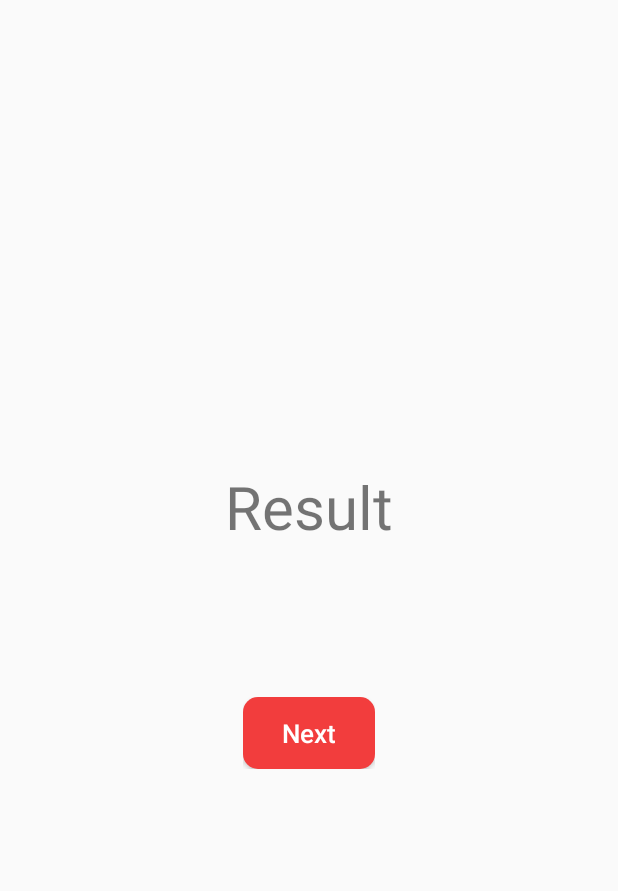
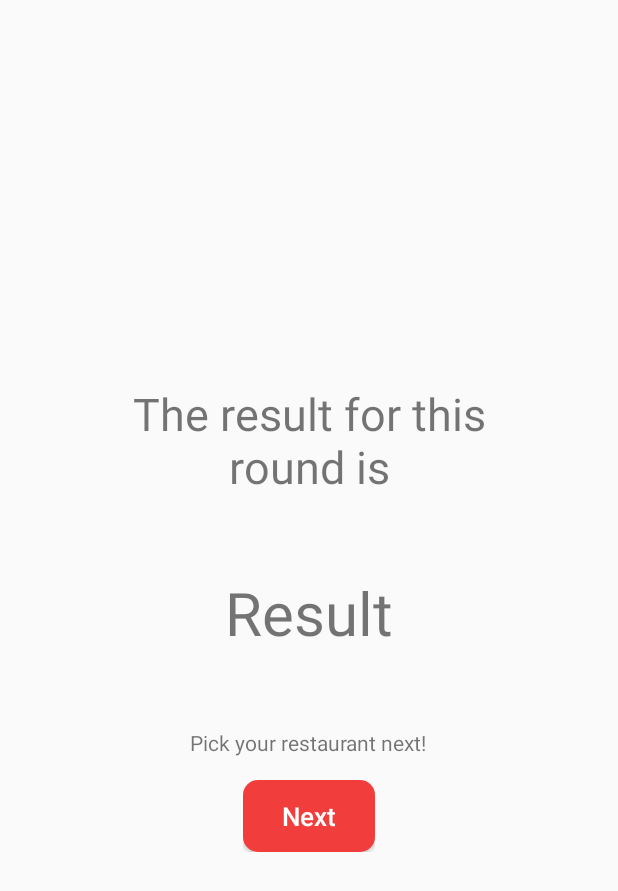
Before and after one commit to jpachev/cs356-pickaplace, an Android app: the layout round_result.xml on its own in the app's theme, with its tools: preview values and no code run, on a phone screen of 412 x 824 dp. Shown: the top 891 px of the screen. Run offline under Robolectric (Android 15) with nearby library versions, the phone set to English and light mode, and no system bars.

Commit message:
formatting updates

```diff
--- a/PickAPlace/app/src/main/res/layout/round_result.xml
+++ b/PickAPlace/app/src/main/res/layout/round_result.xml
@@ -3,6 +3,16 @@
     android:orientation="vertical" android:layout_width="match_parent"
     android:layout_height="wrap_content"
     android:layout_gravity="center">
+
+    <TextView
+        android:layout_height="wrap_content"
+        android:layout_width="wrap_content"
+        android:layout_gravity="center"
+        android:textAlignment="center"
+        android:paddingLeft="50dp"
+        android:paddingRight="50dp"
+        android:textSize="30sp"
+        android:text="The result for this round is" />
 
     <TextView
         android:id="@+id/result"
@@ -11,13 +21,25 @@
         android:layout_gravity="center"
         android:textAlignment="center"
         android:textSize="40sp"
+        android:layout_marginTop="50dp"
         android:text="Result" />
+
+    <TextView
+        android:layout_height="wrap_content"
+        android:layout_width="wrap_content"
+        android:layout_gravity="center"
+        android:textAlignment="center"
+        android:paddingLeft="50dp"
+        android:paddingRight="50dp"
+        android:layout_marginTop="50dp"
+        android:textSize="14sp"
+        android:text="Pick your restaurant next!" />
 
     <LinearLayout
         android:layout_width="wrap_content"
         android:layout_height="wrap_content"
-        android:layout_marginTop="100dp"
         android:orientation="horizontal"
+        android:layout_marginTop="15dp"
         android:layout_gravity="center"
         android:gravity="center">
         <Button
--- a/PickAPlace/app/src/main/res/layout/round_step.xml
+++ b/PickAPlace/app/src/main/res/layout/round_step.xml
@@ -10,6 +10,8 @@
         android:layout_width="wrap_content"
         android:text="Option 1"
         android:textSize="50dp"
+        android:paddingLeft="50dp"
+        android:paddingRight="50dp"
         android:layout_gravity="center"
         android:textAlignment="center"/>
     <LinearLayout
```
Also changed, not shown: PickAPlace/app/src/main/java/com/example/pickaplace/MainActivity.java (+19 -30 lines), PickAPlace/app/src/main/res/layout/final_result.xml (+24 -0 lines).
